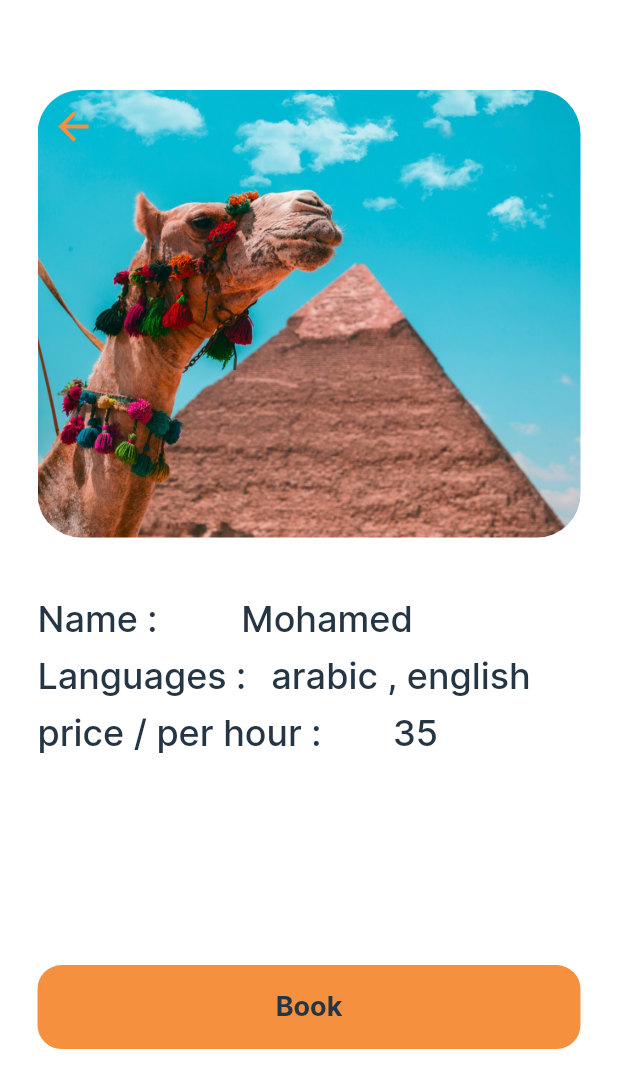
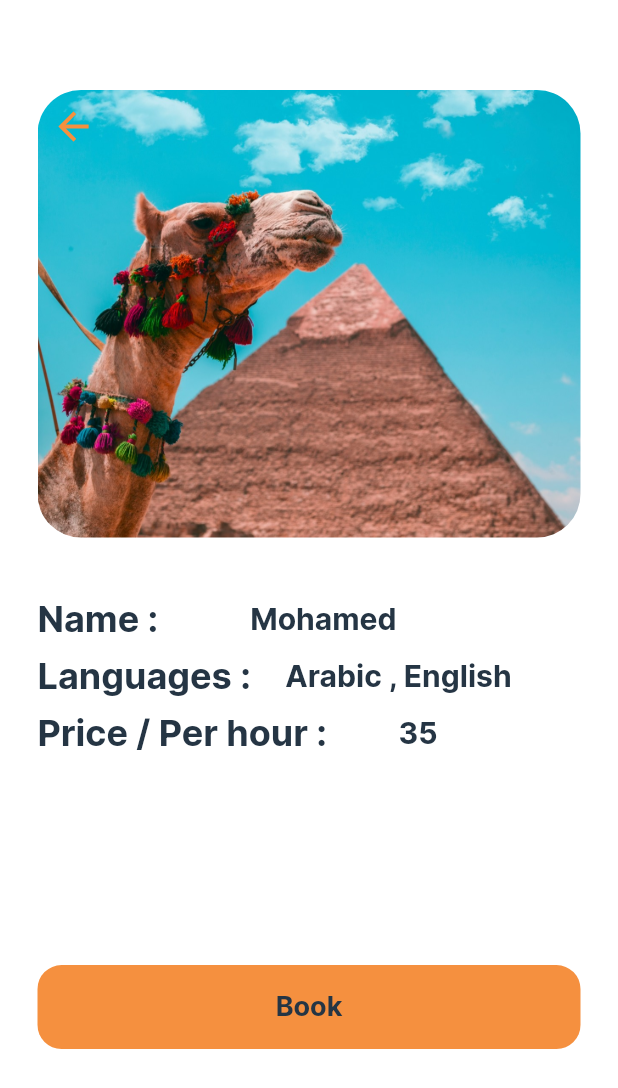
Before and after one commit to MoaazEhab20/horus, a Flutter app: the detailsTourguide screen opened directly, on a phone screen of 412 x 824 dp. Shown: the top 1088 px of the screen. Run offline on Flutter 3.47's test engine with Material 2 defaults, Android fonts, the phone set to English and light mode, and no system bars; our stand-ins replace another_carousel_pro, dio, flutter_bloc, flutter_credit_card, flutter_rating_bar, flutter_riverpod and 5 more; accounts and stored records are empty.

Commit message:
اخر تعديل في المساحات

```diff
--- a/lib/screens/touristview/booking_pages/details_tourguide.dart
+++ b/lib/screens/touristview/booking_pages/details_tourguide.dart
@@ -38,27 +38,27 @@ class detailsTourguide extends StatelessWidget {
                 SizedBox(height: 40,),
                 Row(
                   children: [
-                    Text('Name :',style: TextStyle(fontSize: 24,fontFamily: 'inter'),),
+                    Text('Name :',style: TextStyle(fontSize: 24,fontFamily: 'inter',fontWeight: FontWeight.bold),),
                     Spacer(flex: 1,),
-                    Text('Mohamed',style: TextStyle(fontSize: 24,fontFamily: 'inter'),),
+                    Text('Mohamed',style: TextStyle(fontSize: 20,fontFamily: 'inter',fontWeight: FontWeight.bold),),
                     Spacer(flex: 2,),
                   ],
                 ),
                 SizedBox(height: 9,),
                 Row(
                   children: [
-                    Text('Languages :',style: TextStyle(fontSize: 24,fontFamily: 'inter'),),
+                    Text('Languages :',style: TextStyle(fontSize: 24,fontFamily: 'inter',fontWeight: FontWeight.bold),),
                     Spacer(flex: 1,),
-                    Text('arabic , english',style: TextStyle(fontSize: 24,fontFamily: 'inter'),),
+                    Text('Arabic , English',style: TextStyle(fontSize: 20,fontFamily: 'inter',fontWeight: FontWeight.bold),),
                     Spacer(flex: 2,),
                   ],
                 ),
                 SizedBox(height: 9,),
                 Row(
                   children: [
-                    Text('price / per hour :',style: TextStyle(fontSize: 24,fontFamily: 'inter'),),
+                    Text('Price / Per hour :',style: TextStyle(fontSize: 24,fontFamily: 'inter',fontWeight: FontWeight.bold),),
                     Spacer(flex: 1,),
-                    Text('35',style: TextStyle(fontSize: 24,fontFamily: 'inter'),),
+                    Text('35',style: TextStyle(fontSize: 20,fontFamily: 'inter',fontWeight: FontWeight.bold),),
                     Spacer(flex: 2,),
                   ],
                 ),
--- a/lib/screens/touristview/profile_pages/profile_settings_screen.dart
+++ b/lib/screens/touristview/profile_pages/profile_settings_screen.dart
@@ -67,6 +67,7 @@ class _ProfileSettingsScreenState extends State<ProfileSettingsScreen> {
                           showImagePickerOption(context);
                         },
                         icon: const Icon(Icons.add_a_photo),
+                        color: Theme.of(context).primaryColor,
                       ),
                     ),
                   ],
--- a/lib/widgets/custom_request_card.dart
+++ b/lib/widgets/custom_request_card.dart
@@ -103,7 +103,7 @@ class CustomRequestCard extends StatelessWidget {
                             fontWeight: FontWeight.w600),
                       ),
                       Text(
-                        '11 am To 5 pm',
+                        '11 am : 5 pm',
                         maxLines: 1,
                         overflow: TextOverflow.ellipsis,
                         style: TextStyle(
```
